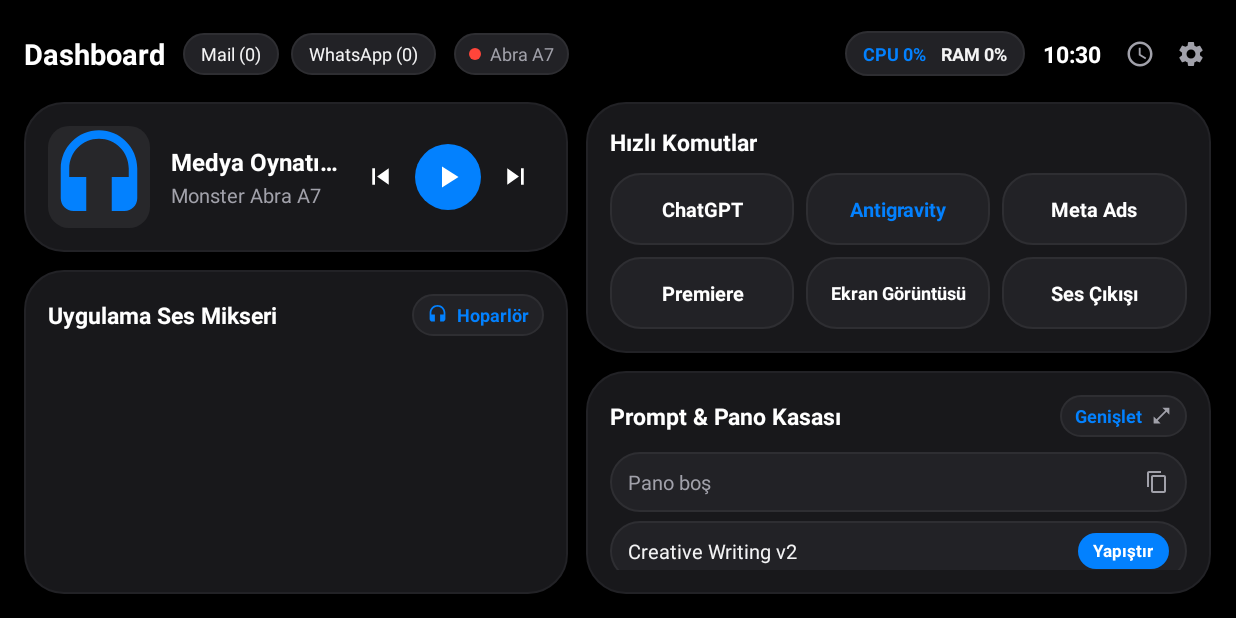
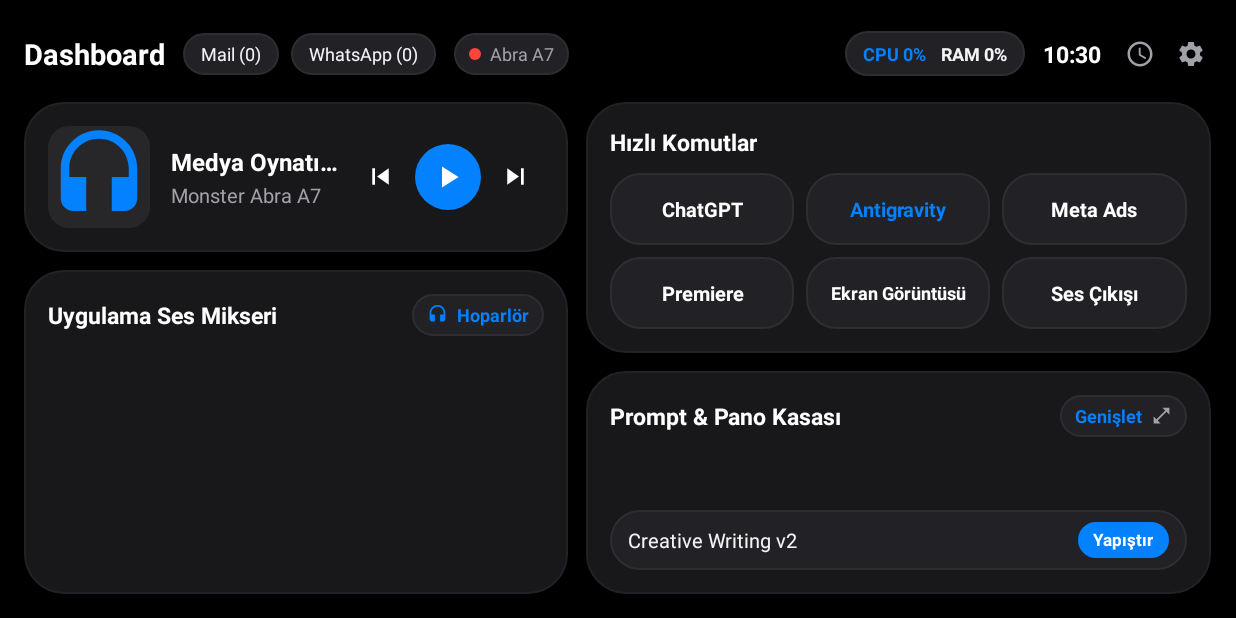
Before and after one commit to SMSWMert/dockpad, an Android app: the screen it shows after launch (MainActivity), after a tap on "Dashboard", on a phone screen of 824 x 412 dp (held sideways). Run offline under Robolectric (Android 15) with nearby library versions, the phone set to English and light mode, and no system bars.

Commit message:
Persist last 5 clipboard items and show them on Dashboard

```diff
--- a/android_dockpad/app/src/main/java/com/dockpad/oneui7/MainActivity.kt
+++ b/android_dockpad/app/src/main/java/com/dockpad/oneui7/MainActivity.kt
@@ -99,7 +99,6 @@ class MainActivity : AppCompatActivity() {
     private lateinit var tvDashMediaArtist: TextView
     private lateinit var btnDashPlayPause: ImageView
     private lateinit var tvDashAudioOutput: TextView
-    private lateinit var tvDashClip1: TextView
     private lateinit var tvDashPrompt1: TextView
 
     // Views - Notifications
@@ -291,7 +290,6 @@ class MainActivity : AppCompatActivity() {
         tvDashMediaArtist = findViewById(R.id.tvDashMediaArtist)
         btnDashPlayPause = findViewById(R.id.btnDashPlayPause)
         tvDashAudioOutput = findViewById(R.id.tvDashAudioOutput)
-        tvDashClip1 = findViewById(R.id.tvDashClip1)
         tvDashPrompt1 = findViewById(R.id.tvDashPrompt1)
 
         // Notifications
@@ -385,6 +383,10 @@ class MainActivity : AppCompatActivity() {
             layoutManager = LinearLayoutManager(this@MainActivity)
             adapter = clipboardAdapter
         }
+        findViewById<RecyclerView>(R.id.rvDashClipboard).apply {
+            layoutManager = LinearLayoutManager(this@MainActivity)
+            adapter = clipboardAdapter
+        }
 
         promptAdapter = PromptAdapter { prompt ->
             wsClient.sendPasteText(prompt.text)
@@ -470,13 +472,6 @@ class MainActivity : AppCompatActivity() {
         findViewById<TextView>(R.id.btnActionAudioSwitch).setOnClickListener { wsClient.sendToggleAudioOutput() }
 
         // Dashboard Preview Paste
-        findViewById<LinearLayout>(R.id.rowDashClip1).setOnClickListener {
-            val firstClip = currentState.clipboardHistory.firstOrNull()
-            if (firstClip != null) {
-                wsClient.sendPasteText(firstClip.text)
-                Toast.makeText(this, "Pano yapıştırıldı", Toast.LENGTH_SHORT).show()
-            }
-        }
         findViewById<LinearLayout>(R.id.rowDashPrompt1).setOnClickListener {
             val firstPrompt = currentState.prompts.firstOrNull()
             if (firstPrompt != null) {
@@ -644,7 +639,6 @@ class MainActivity : AppCompatActivity() {
         audioAdapter.submitList(state.audioSessions)
 
         // Clipboard & Prompts
-        tvDashClip1.text = state.clipboardHistory.firstOrNull()?.preview ?: "Pano boş"
         tvDashPrompt1.text = state.prompts.firstOrNull()?.title ?: "Prompt yok"
         clipboardAdapter.submitList(state.clipboardHistory)
         renderFilteredPrompts()
--- a/android_dockpad/app/src/main/res/layout/screen_dashboard.xml
+++ b/android_dockpad/app/src/main/res/layout/screen_dashboard.xml
@@ -458,32 +458,12 @@
                     android:layout_weight="1"
                     android:orientation="vertical">
 
-                    <LinearLayout
-                        android:id="@+id/rowDashClip1"
+                    <androidx.recyclerview.widget.RecyclerView
+                        android:id="@+id/rvDashClipboard"
                         android:layout_width="match_parent"
-                        android:layout_height="40dp"
+                        android:layout_height="0dp"
                         android:layout_marginBottom="6dp"
-                        android:background="@drawable/bg_card_secondary"
-                        android:gravity="center_vertical"
-                        android:orientation="horizontal"
-                        android:paddingHorizontal="12dp">
-
-                        <TextView
-                            android:id="@+id/tvDashClip1"
-                            android:layout_width="0dp"
-                            android:layout_height="wrap_content"
-                            android:layout_weight="1"
-                            android:ellipsize="end"
-                            android:maxLines="1"
-                            android:text="Pano boş"
-                            android:textColor="@color/text_secondary"
-                            android:textSize="13sp" />
-
-                        <ImageView
-                            android:layout_width="16dp"
-                            android:layout_height="16dp"
-                            android:src="@drawable/ic_copy" />
-                    </LinearLayout>
+                        android:layout_weight="1" />
 
                     <LinearLayout
                         android:id="@+id/rowDashPrompt1"
```
Also changed, not shown: 2 other files.
